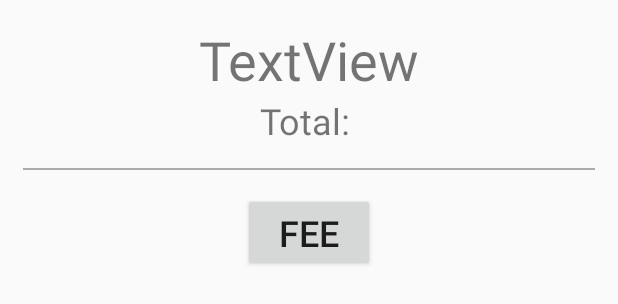
After one commit to SgtGraf/Feeasy, an Android app: the layout activity_group.xml on its own in the app's theme, with its tools: preview values and no code run, on a phone screen of 412 x 824 dp. The commit adds this screen. Shown: the top 304 px of the screen. Run offline under Robolectric (Android 15) with nearby library versions, the phone set to English and light mode, and no system bars.

Commit message:
Add Button Listener to switch activity

```diff
--- a/app/src/main/AndroidManifest.xml
+++ b/app/src/main/AndroidManifest.xml
@@ -9,7 +9,8 @@
         android:roundIcon="@mipmap/ic_launcher_round"
         android:supportsRtl="true"
         android:theme="@style/AppTheme">
-        <activity android:name=".Profile"></activity>
+        <activity android:name=".GroupActivity"></activity>
+        <activity android:name=".Profile" />
         <activity android:name=".HomeActivity">
             <intent-filter>
                 <action android:name="android.intent.action.MAIN" />
@@ -17,7 +18,7 @@
                 <category android:name="android.intent.category.LAUNCHER" />
             </intent-filter>
         </activity>
-        <activity android:name=".MainActivity"></activity>
+        <activity android:name=".MainActivity" />
     </application>
 
 </manifest>
--- /dev/null
+++ b/app/src/main/res/layout/activity_group.xml
@@ -0,0 +1,64 @@
+<?xml version="1.0" encoding="utf-8"?>
+<androidx.constraintlayout.widget.ConstraintLayout xmlns:android="http://schemas.android.com/apk/res/android"
+    xmlns:app="http://schemas.android.com/apk/res-auto"
+    xmlns:tools="http://schemas.android.com/tools"
+    android:layout_width="match_parent"
+    android:layout_height="match_parent"
+    tools:context=".GroupActivity">
+
+    <TextView
+        android:id="@+id/groupName"
+        android:layout_width="wrap_content"
+        android:layout_height="wrap_content"
+        android:layout_marginTop="15dp"
+        android:text="TextView"
+        android:textSize="36sp"
+        app:layout_constraintEnd_toEndOf="parent"
+        app:layout_constraintStart_toStartOf="parent"
+        app:layout_constraintTop_toTopOf="parent" />
+
+    <TextView
+        android:id="@+id/groupTotal"
+        android:layout_width="wrap_content"
+        android:layout_height="wrap_content"
+        android:text="Total: "
+        android:textSize="24sp"
+        app:layout_constraintEnd_toEndOf="@+id/groupName"
+        app:layout_constraintStart_toStartOf="@+id/groupName"
+        app:layout_constraintTop_toBottomOf="@+id/groupName" />
+
+    <View
+        android:id="@+id/view"
+        android:layout_width="match_parent"
+        android:layout_height="1dp"
+        android:layout_marginLeft="15dp"
+        android:layout_marginTop="15dp"
+        android:layout_marginRight="15dp"
+        android:background="@android:color/darker_gray"
+        app:layout_constraintEnd_toEndOf="parent"
+        app:layout_constraintStart_toStartOf="parent"
+        app:layout_constraintTop_toBottomOf="@+id/groupTotal" />
+
+    <Button
+        android:id="@+id/btn_new_fee"
+        android:layout_width="wrap_content"
+        android:layout_height="wrap_content"
+        android:layout_marginTop="15dp"
+        android:text="FEE"
+        android:textSize="24sp"
+        app:layout_constraintEnd_toEndOf="parent"
+        app:layout_constraintStart_toStartOf="parent"
+        app:layout_constraintTop_toBottomOf="@+id/view" />
+
+    <androidx.recyclerview.widget.RecyclerView
+        android:layout_width="0dp"
+        android:layout_height="0dp"
+        android:layout_marginLeft="15dp"
+        android:layout_marginTop="15dp"
+        android:layout_marginRight="15dp"
+        app:layout_constraintBottom_toBottomOf="parent"
+        app:layout_constraintEnd_toEndOf="parent"
+        app:layout_constraintStart_toStartOf="parent"
+        app:layout_constraintTop_toBottomOf="@+id/btn_new_fee" />
+
+</androidx.constraintlayout.widget.ConstraintLayout>
--- /dev/null
+++ b/app/src/main/res/layout/group_member.xml
@@ -0,0 +1,6 @@
+<?xml version="1.0" encoding="utf-8"?>
+<androidx.constraintlayout.widget.ConstraintLayout
+    xmlns:android="http://schemas.android.com/apk/res/android" android:layout_width="match_parent"
+    android:layout_height="match_parent">
+
+</androidx.constraintlayout.widget.ConstraintLayout>
```
Also changed, not shown: app/src/main/java/com/example/feeasy/Adapter.java (+14 -1 lines), app/src/main/java/com/example/feeasy/HomeActivity.java (+26 -13 lines).
